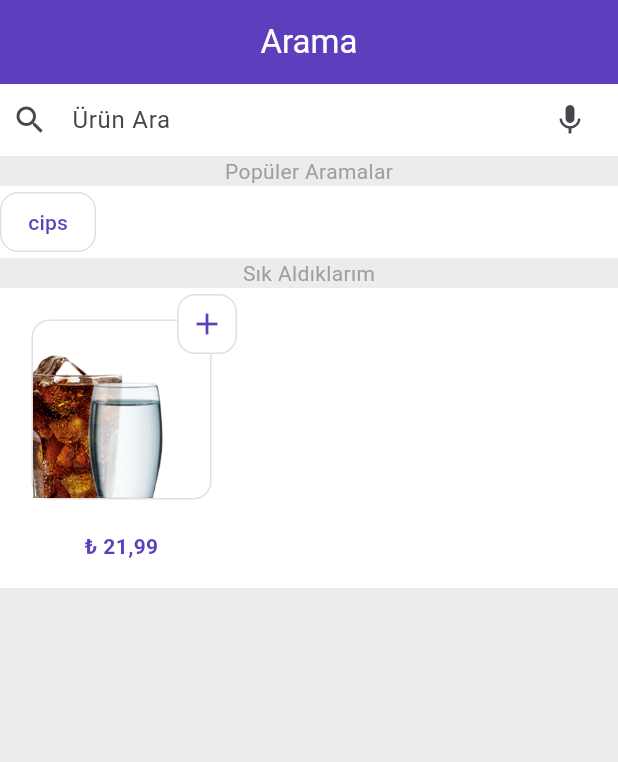
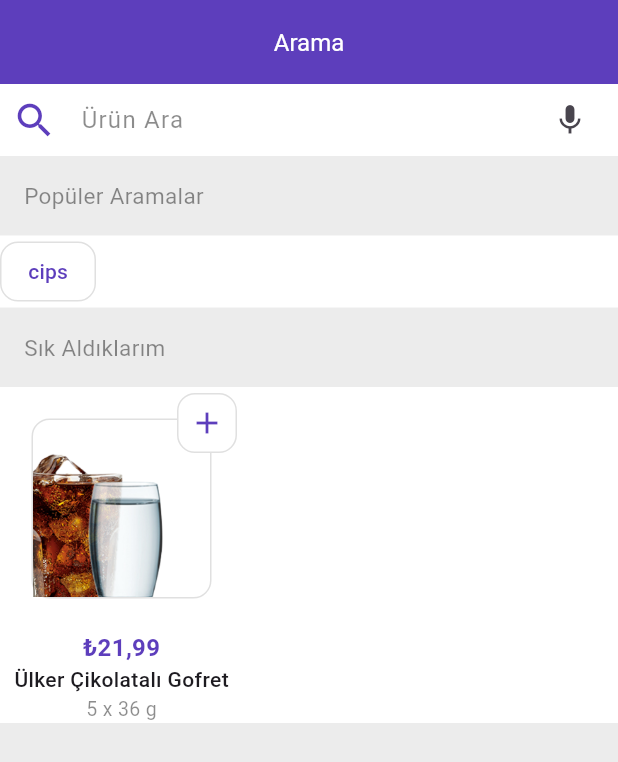
Before and after one commit to hakanbaysal20/GetirCloneApp, a Flutter app: the Search screen opened directly, on a phone screen of 412 x 824 dp. Shown: the top 762 px of the screen. Run offline on Flutter 3.47's test engine with Material 3 defaults, Android fonts, the phone set to English and light mode, and no system bars; our stand-ins replace flutter_bloc, sqflite; accounts and stored records are empty.

Commit message:
the search page of the project has been developed

```diff
--- a/lib/ui/views/search.dart
+++ b/lib/ui/views/search.dart
@@ -14,9 +14,9 @@ class _SearchState extends State<Search> {
   Widget build(BuildContext context) {
     return Scaffold(
       backgroundColor: Color(0xFFECECEC),
-      appBar: AppBar(title: Text("Arama",style: TextStyle(color: Colors.white)),backgroundColor: ColorConstants.primaryColor,centerTitle: true,automaticallyImplyLeading: false,),
+      appBar: AppBar(title: Text("Arama",style: TextStyle(fontSize: 16,color: Colors.white)),backgroundColor: ColorConstants.primaryColor,centerTitle: true,automaticallyImplyLeading: false,),
       body: Column(
-
+        crossAxisAlignment: CrossAxisAlignment.start,
         children: [
           Container(
             width: double.infinity,
@@ -27,7 +27,7 @@ class _SearchState extends State<Search> {
                 children: [
                   Expanded(
                     child: TextField(
-                      decoration: InputDecoration(border:InputBorder.none,hintText: "Ürün Ara",icon: Icon(Icons.search)),
+                      decoration: InputDecoration(border:InputBorder.none,hintText: "Ürün Ara",hintStyle: TextStyle(color: Colors.black45,letterSpacing: 0.85),icon: Icon(Icons.search,color: ColorConstants.primaryColor,size: 30,)),
                       controller: search,
                     ),
                   ),
@@ -38,7 +38,10 @@ class _SearchState extends State<Search> {
               ),
             ),
           ),
-          Text("Popüler Aramalar",style: TextStyle(color: Colors.grey),),
+          Padding(
+            padding: const EdgeInsets.all(16),
+            child: Text("Popüler Aramalar",style: TextStyle(color: Colors.black45,fontSize: 15),),
+          ),
           Container(
             color: Colors.white,
             child: Row(
@@ -52,12 +55,13 @@ class _SearchState extends State<Search> {
             ),
 
           ),
-          Text("Sık Aldıklarım",style: TextStyle(color: Colors.grey),),
+          Padding(
+            padding: const EdgeInsets.all(16),
+            child: Text("Sık Aldıklarım",style: TextStyle(color: Colors.black45,fontSize: 15)),
+          ),
           Container(
             width: double.infinity,
             color: Colors.white,
-            height: 200,
-
             child: Row(
               children: [
 
@@ -76,7 +80,6 @@ class _SearchState extends State<Search> {
                             child: Image.asset("assets/images/im_drink.png",),
                           ),
                         ),
-
                         IconButton(
                             style: IconButton.styleFrom(backgroundColor: Colors.white,shape: RoundedRectangleBorder(side: BorderSide(color: Colors.black12),borderRadius: BorderRadius.all(Radius.circular(12)))),
                             onPressed: () {
@@ -84,7 +87,9 @@ class _SearchState extends State<Search> {
                             }, icon: Icon(Icons.add,color: ColorConstants.primaryColor,)),
                       ],
                     ),
-                    Text("₺ 21,99",style: TextStyle(color: ColorConstants.primaryColor,fontWeight: FontWeight.bold)),
+                    Text("₺21,99",style: TextStyle(fontSize: 16,color: ColorConstants.primaryColor,fontWeight: FontWeight.bold)),
+                    Text("Ülker Çikolatalı Gofret",textAlign: TextAlign.start,style: TextStyle(fontWeight: FontWeight.w500),),
+                    Text("5 x 36 g",style: TextStyle(fontSize: 13,color: Colors.black45),),
 
                   ],
                 ),
```
Also changed, not shown: lib/ui/views/bottom_nav_bar.dart (+13 -22 lines).
